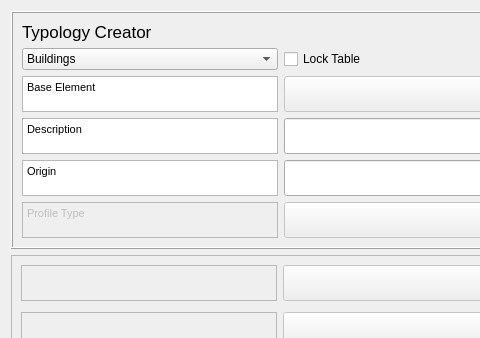
First picture: the form in tabs/typology_creator_tab.ui, repository gusbacos/suews_database_manager, before the edit; both pictures show x 0 to 480 and y 0 to 338 of the 1052 by 458 pixel window.
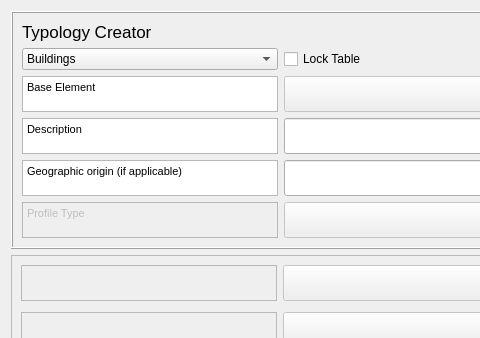
Second picture: the form after the edit. Custom widgets are drawn as their Qt base class.

The edit to the form file:
```diff
--- a/tabs/typology_creator_tab.ui
+++ b/tabs/typology_creator_tab.ui
@@ -170,8 +170,8 @@
          <string>&lt;!DOCTYPE HTML PUBLIC &quot;-//W3C//DTD HTML 4.0//EN&quot; &quot;http://www.w3.org/TR/REC-html40/strict.dtd&quot;&gt;
 &lt;html&gt;&lt;head&gt;&lt;meta name=&quot;qrichtext&quot; content=&quot;1&quot; /&gt;&lt;style type=&quot;text/css&quot;&gt;
 p, li { white-space: pre-wrap; }
-&lt;/style&gt;&lt;/head&gt;&lt;body style=&quot; font-family:'MS Shell Dlg 2'; font-size:8.25pt; font-weight:400; font-style:normal;&quot;&gt;
-&lt;p style=&quot; margin-top:0px; margin-bottom:0px; margin-left:0px; margin-right:0px; -qt-block-indent:0; text-indent:0px;&quot;&gt;&lt;span style=&quot; font-size:8pt;&quot;&gt;Origin&lt;/span&gt;&lt;/p&gt;&lt;/body&gt;&lt;/html&gt;</string>
+&lt;/style&gt;&lt;/head&gt;&lt;body style=&quot; font-family:'MS Shell Dlg 2'; font-size:7.8pt; font-weight:400; font-style:normal;&quot;&gt;
+&lt;p style=&quot; margin-top:0px; margin-bottom:0px; margin-left:0px; margin-right:0px; -qt-block-indent:0; text-indent:0px;&quot;&gt;&lt;span style=&quot; font-size:8pt;&quot;&gt;Geographic origin (if applicable)&lt;/span&gt;&lt;/p&gt;&lt;/body&gt;&lt;/html&gt;</string>
         </property>
        </widget>
       </item>
```
Left out of the diff: 54 changed lines with no effect on the pictures.
